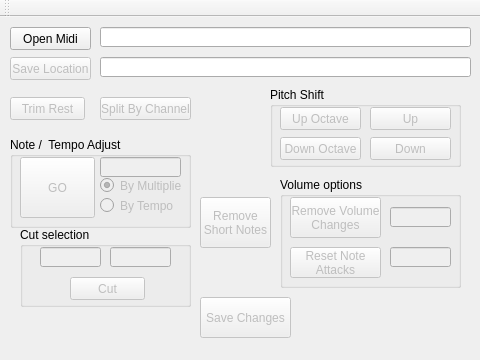
Haaglar/MidiQTool, file midiqtool.ui: the form before one commit.
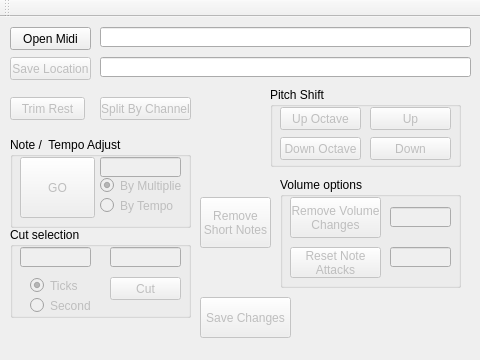
The form after the commit.

Commit message: Moved code around for grouping methods. Begun setup for cut on seconds.

Patch:
```diff
--- a/midiqtool.ui
+++ b/midiqtool.ui
@@ -301,10 +301,10 @@
    <widget class="QGroupBox" name="groupBox_2">
     <property name="geometry">
      <rect>
-      <x>20</x>
+      <x>10</x>
       <y>210</y>
-      <width>171</width>
-      <height>80</height>
+      <width>181</width>
+      <height>91</height>
      </rect>
     </property>
     <property name="title">
@@ -316,9 +316,9 @@
      </property>
      <property name="geometry">
       <rect>
-       <x>50</x>
+       <x>100</x>
        <y>50</y>
-       <width>75</width>
+       <width>71</width>
        <height>23</height>
       </rect>
      </property>
@@ -332,9 +332,9 @@
      </property>
      <property name="geometry">
       <rect>
-       <x>20</x>
+       <x>10</x>
        <y>20</y>
-       <width>61</width>
+       <width>71</width>
        <height>20</height>
       </rect>
      </property>
@@ -345,13 +345,54 @@
      </property>
      <property name="geometry">
       <rect>
-       <x>90</x>
+       <x>100</x>
        <y>20</y>
-       <width>61</width>
+       <width>71</width>
        <height>20</height>
       </rect>
      </property>
     </widget>
+    <widget class="QRadioButton" name="radioButtonCutTicks">
+     <property name="enabled">
+      <bool>false</bool>
+     </property>
+     <property name="geometry">
+      <rect>
+       <x>20</x>
+       <y>50</y>
+       <width>61</width>
+       <height>17</height>
+      </rect>
+     </property>
+     <property name="text">
+      <string>Ticks</string>
+     </property>
+     <property name="checked">
+      <bool>true</bool>
+     </property>
+     <attribute name="buttonGroup">
+      <string notr="true">buttonGroupCut</string>
+     </attribute>
+    </widget>
+    <widget class="QRadioButton" name="radioButtonCutSeconds">
+     <property name="enabled">
+      <bool>false</bool>
+     </property>
+     <property name="geometry">
+      <rect>
+       <x>20</x>
+       <y>70</y>
+       <width>61</width>
+       <height>17</height>
+      </rect>
+     </property>
+     <property name="text">
+      <string>Seconds</string>
+     </property>
+     <attribute name="buttonGroup">
+      <string notr="true">buttonGroupCut</string>
+     </attribute>
+    </widget>
    </widget>
    <widget class="QGroupBox" name="groupBox_3">
     <property name="geometry">
```
Left out of the diff: 1 changed line with no effect on the pictures. The commit also changes 2 other files.
